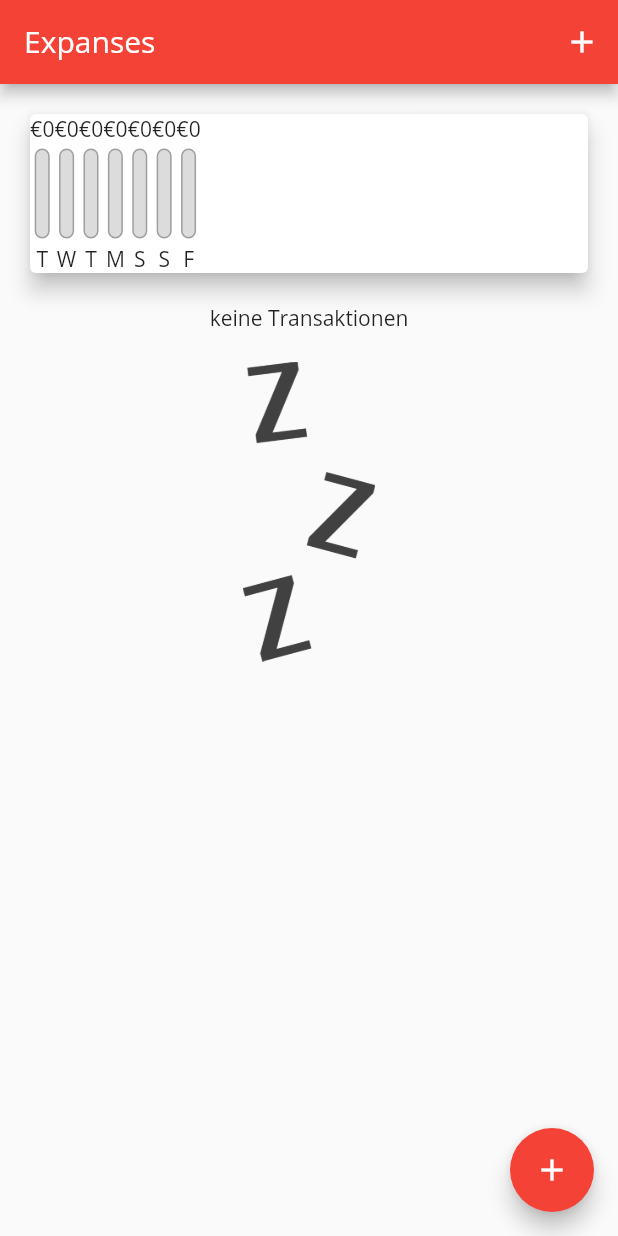
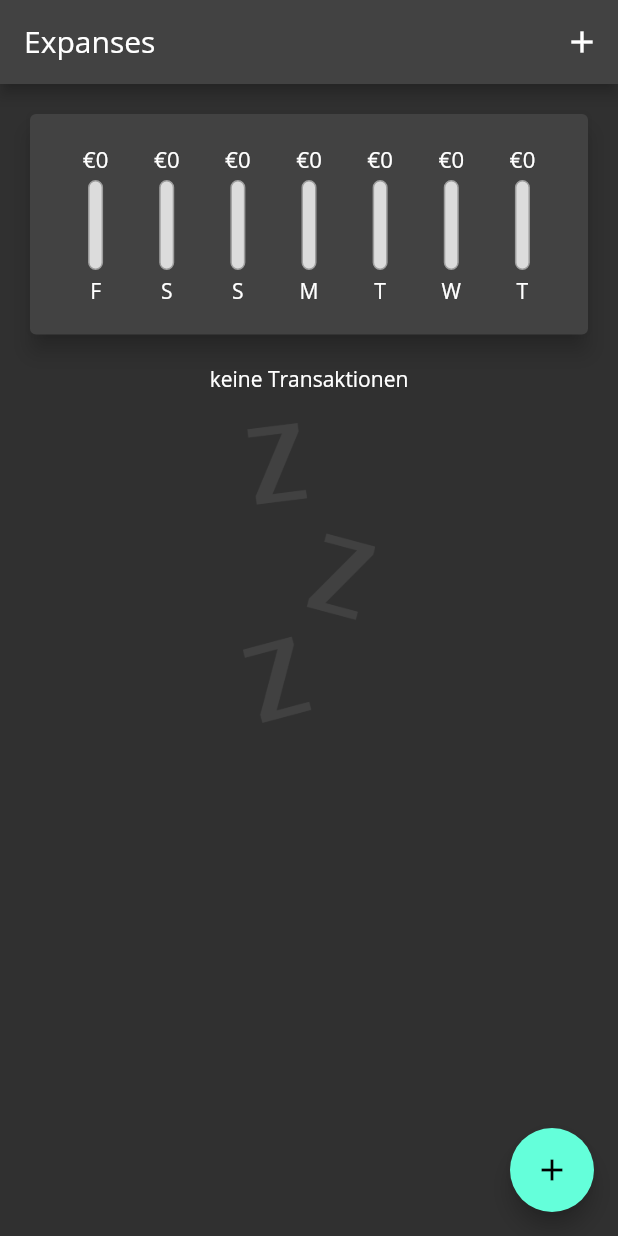
Before and after one commit to fox-coding/app_expanses, a Flutter app: the screen it shows after launch, on a phone screen of 412 x 824 dp. Run offline on Flutter 3.47's test engine with Material 2 defaults, Android fonts, the phone set to English and light mode, and no system bars.

Commit message:
final cut

```diff
--- a/lib/main.dart
+++ b/lib/main.dart
@@ -16,7 +16,10 @@ class MyApp extends StatelessWidget {
   Widget build(BuildContext context) {
     return MaterialApp(
       title: 'my expanses',
-      theme: ThemeData(primarySwatch: Colors.red, fontFamily: 'Quicksand'),
+      theme: ThemeData(
+          primarySwatch: Colors.cyan,
+          brightness: Brightness.dark,
+          fontFamily: 'Quicksand'),
       home: MyHomePage(),
     );
   }
@@ -41,11 +44,12 @@ class _MyHomePageState extends State<MyHomePage> {
     }).toList();
   }
 
-  void _addNewTransaction(String txTitle, double txAmount) {
+  void _addNewTransaction(
+      String txTitle, double txAmount, DateTime chosenDate) {
     final newTx = Transaction(
         title: txTitle,
         amount: txAmount,
-        date: DateTime.now(),
+        date: chosenDate,
         id: DateTime.now().toString());
 
     setState(() {
@@ -59,6 +63,12 @@ class _MyHomePageState extends State<MyHomePage> {
         builder: (_) {
           return NewTransaction(_addNewTransaction);
         });
+  }
+
+  void _deleteTransaction(String id) {
+    setState(() {
+      _userTransactions.removeWhere((element) => element.id == id);
+    });
   }
 
   @override
@@ -77,7 +87,7 @@ class _MyHomePageState extends State<MyHomePage> {
           //mainAxisAlignment: MainAxisAlignment.center,
           children: <Widget>[
             Chart(_recentTransactions),
-            TransactionList(_userTransactions)
+            TransactionList(_userTransactions, _deleteTransaction)
           ],
         ),
       ),
--- a/lib/widgets/chart.dart
+++ b/lib/widgets/chart.dart
@@ -27,7 +27,7 @@ class Chart extends StatelessWidget {
         'day': DateFormat.E().format(weekDay).substring(0, 1),
         'amount': totalSum
       };
-    });
+    }).reversed.toList();
   }
 
   double get totalSpending {
@@ -41,13 +41,22 @@ class Chart extends StatelessWidget {
     return Card(
       elevation: 6,
       margin: EdgeInsets.all(20),
-      child: Row(
-        children: groupedTransactionValues.map((data) {
-          return ChartBar(
-              label: data['day'] as String,
-              spendingAmount: data['amount'] as double,
-              spendingPctOfTotal: totalSpending == 0.0 ? 0.0 : (data['amount'] as double)/totalSpending);
-        }).toList(),
+      child: Container(
+        padding: EdgeInsets.all(20),
+        child: Row(
+          mainAxisAlignment: MainAxisAlignment.spaceAround,
+          children: groupedTransactionValues.map((data) {
+            return Flexible(
+              fit: FlexFit.tight,
+              child: ChartBar(
+                  label: data['day'] as String,
+                  spendingAmount: data['amount'] as double,
+                  spendingPctOfTotal: totalSpending == 0.0
+                      ? 0.0
+                      : (data['amount'] as double) / totalSpending),
+            );
+          }).toList(),
+        ),
       ),
     );
   }
--- a/lib/widgets/chart_bar.dart
+++ b/lib/widgets/chart_bar.dart
@@ -15,7 +15,10 @@ class ChartBar extends StatelessWidget {
   Widget build(BuildContext context) {
     return Column(
       children: <Widget>[
-        Text('€${spendingAmount.toStringAsFixed(0)}'),
+        Container(
+            height: 20,
+            child: FittedBox(
+                child: Text('€${spendingAmount.toStringAsFixed(0)}'))),
         SizedBox(
           height: 4,
         ),
```
Also changed, not shown: lib/widgets/new_transactions.dart (+48 -13 lines), lib/widgets/transaction_list.dart (+23 -34 lines).
